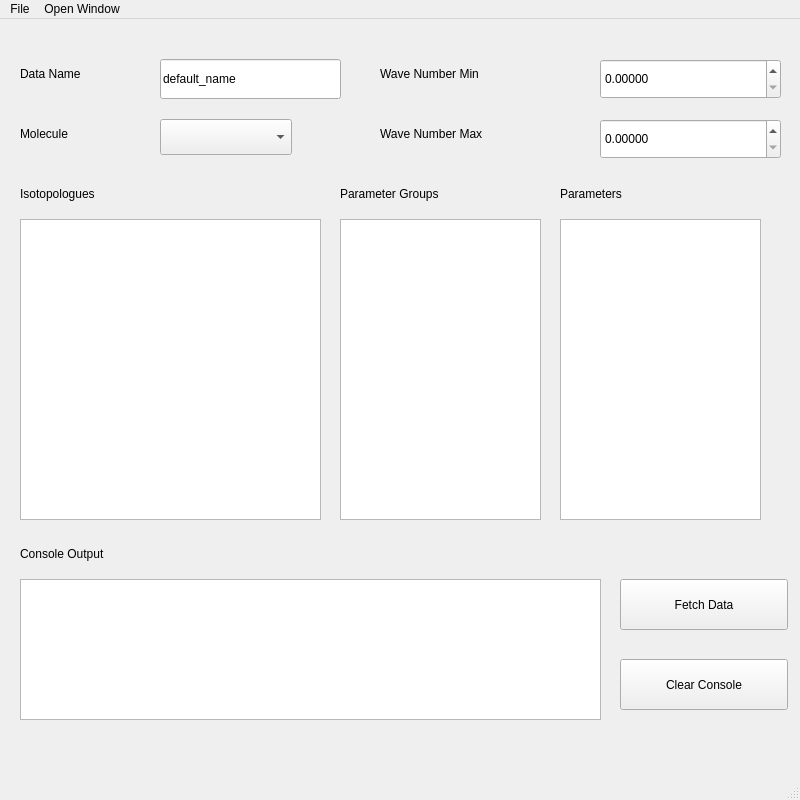
The window that layouts/main_window.ui (hitranonline/hapiest) describes before a commit, drawn with Qt 5.
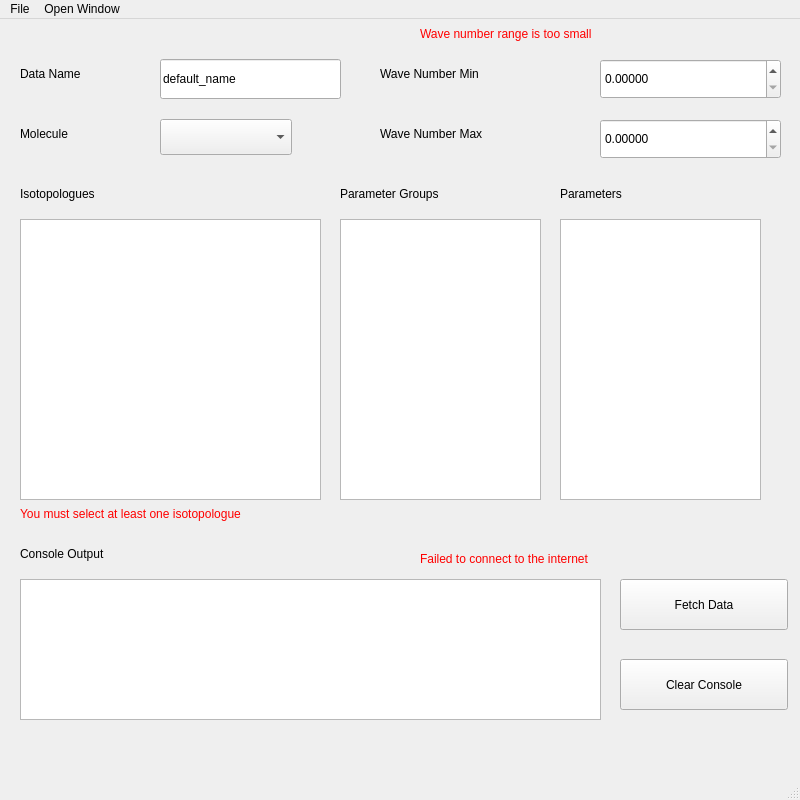
The same window after the commit.

Commit message: Made isotopologues look pretty (with super and subscripts)

Patch:
```diff
--- a/layouts/main_window.ui
+++ b/layouts/main_window.ui
@@ -41,7 +41,7 @@
       <x>20</x>
       <y>200</y>
       <width>301</width>
-      <height>301</height>
+      <height>281</height>
      </rect>
     </property>
    </widget>
@@ -152,7 +152,7 @@
       <x>340</x>
       <y>200</y>
       <width>201</width>
-      <height>301</height>
+      <height>281</height>
      </rect>
     </property>
    </widget>
@@ -162,7 +162,7 @@
       <x>560</x>
       <y>200</y>
       <width>201</width>
-      <height>301</height>
+      <height>281</height>
      </rect>
     </property>
    </widget>
@@ -278,6 +278,188 @@
      <double>0.000000000000000</double>
     </property>
    </widget>
+   <widget class="QLabel" name="err_small_range">
+    <property name="geometry">
+     <rect>
+      <x>420</x>
+      <y>0</y>
+      <width>361</width>
+      <height>30</height>
+     </rect>
+    </property>
+    <property name="palette">
+     <palette>
+      <active>
+       <colorrole role="WindowText">
+        <brush brushstyle="SolidPattern">
+         <color alpha="255">
+          <red>255</red>
+          <green>0</green>
+          <blue>0</blue>
+         </color>
+        </brush>
+       </colorrole>
+      </active>
+      <inactive>
+       <colorrole role="WindowText">
+        <brush brushstyle="SolidPattern">
+         <color alpha="255">
+          <red>255</red>
+          <green>0</green>
+          <blue>0</blue>
+         </color>
+        </brush>
+       </colorrole>
+      </inactive>
+      <disabled>
+       <colorrole role="WindowText">
+        <brush brushstyle="SolidPattern">
+         <color alpha="255">
+          <red>120</red>
+          <green>120</green>
+          <blue>120</blue>
+         </color>
+        </brush>
+       </colorrole>
+      </disabled>
+     </palette>
+    </property>
+    <property name="text">
+     <string>Wave number range is too small</string>
+    </property>
+   </widget>
+   <widget class="QLabel" name="err_bad_connection">
+    <property name="geometry">
+     <rect>
+      <x>420</x>
+      <y>520</y>
+      <width>361</width>
+      <height>40</height>
+     </rect>
+    </property>
+    <property name="palette">
+     <palette>
+      <active>
+       <colorrole role="WindowText">
+        <brush brushstyle="SolidPattern">
+         <color alpha="255">
+          <red>255</red>
+          <green>0</green>
+          <blue>0</blue>
+         </color>
+        </brush>
+       </colorrole>
+      </active>
+      <inactive>
+       <colorrole role="WindowText">
+        <brush brushstyle="SolidPattern">
+         <color alpha="255">
+          <red>255</red>
+          <green>0</green>
+          <blue>0</blue>
+         </color>
+        </brush>
+       </colorrole>
+      </inactive>
+      <disabled>
+       <colorrole role="WindowText">
+        <brush brushstyle="SolidPattern">
+         <color alpha="255">
+          <red>120</red>
+          <green>120</green>
+          <blue>120</blue>
+         </color>
+        </brush>
+       </colorrole>
+      </disabled>
+     </palette>
+    </property>
+    <property name="text">
+     <string>Failed to connect to the internet</string>
+    </property>
+   </widget>
+   <widget class="QLabel" name="err_bad_iso_list">
+    <property name="geometry">
+     <rect>
+      <x>20</x>
+      <y>480</y>
+      <width>481</width>
+      <height>30</height>
+     </rect>
+    </property>
+    <property name="palette">
+     <palette>
+      <active>
+       <colorrole role="WindowText">
+        <brush brushstyle="SolidPattern">
+         <color alpha="255">
+          <red>255</red>
+          <green>0</green>
+          <blue>0</blue>
+         </color>
+        </brush>
+       </colorrole>
+       <colorrole role="Text">
+        <brush brushstyle="SolidPattern">
+         <color alpha="255">
+          <red>255</red>
+          <green>0</green>
+          <blue>4</blue>
+         </color>
+        </brush>
+       </colorrole>
+      </active>
+      <inactive>
+       <colorrole role="WindowText">
+        <brush brushstyle="SolidPattern">
+         <color alpha="255">
+          <red>255</red>
+          <green>0</green>
+          <blue>0</blue>
+         </color>
+        </brush>
+       </colorrole>
+       <colorrole role="Text">
+        <brush brushstyle="SolidPattern">
+         <color alpha="255">
+          <red>255</red>
+          <green>0</green>
+          <blue>4</blue>
+         </color>
+        </brush>
+       </colorrole>
+      </inactive>
+      <disabled>
+       <colorrole role="WindowText">
+        <brush brushstyle="SolidPattern">
+         <color alpha="255">
+          <red>120</red>
+          <green>120</green>
+          <blue>120</blue>
+         </color>
+        </brush>
+       </colorrole>
+       <colorrole role="Text">
+        <brush brushstyle="SolidPattern">
+         <color alpha="255">
+          <red>120</red>
+          <green>120</green>
+          <blue>120</blue>
+         </color>
+        </brush>
+       </colorrole>
+      </disabled>
+     </palette>
+    </property>
+    <property name="font">
+     <font>
+      <stylestrategy>PreferAntialias</stylestrategy>
+     </font>
+    </property>
+    <property name="text">
+     <string>You must select at least one isotopologue</string>
+    </property>
+   </widget>
   </widget>
   <widget class="QMenuBar" name="menubar">
    <property name="geometry">
```
The commit also changes 5 other files.
